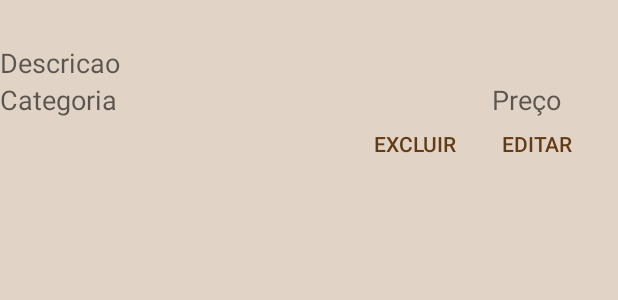
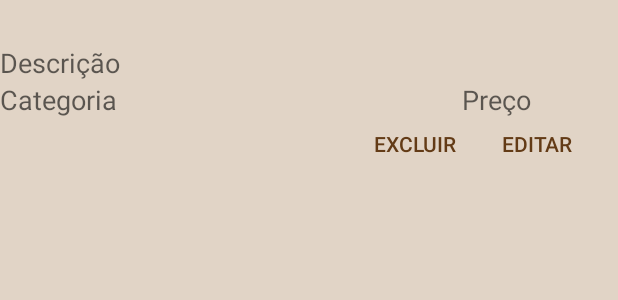
Before and after one commit to eusouakau/bakery-app, an Android app: the layout activity_manager_row.xml on its own in the app's theme, with its tools: preview values and no code run, on a phone screen of 412 x 824 dp. Shown: the top 300 px of the screen. Run offline under Robolectric (Android 15) with nearby library versions, the phone set to English and light mode, and no system bars.

Commit message:
ajusta preço que estava saindo pra fora e remove textos hardcoded

```diff
--- a/app/src/main/res/layout/activity_manager_row.xml
+++ b/app/src/main/res/layout/activity_manager_row.xml
@@ -3,8 +3,6 @@
     android:orientation="vertical"
     android:layout_width="fill_parent"
     android:layout_height="fill_parent"
-    xmlns:app="http://schemas.android.com/apk/res-auto"
-    xmlns:tools="http://schemas.android.com/tools"
     android:background="@color/bege_claro">
 
     <androidx.appcompat.widget.AppCompatTextView
@@ -18,7 +16,7 @@
         android:layout_width="wrap_content"
         android:layout_height="wrap_content"
         android:textAppearance="?android:attr/textAppearanceMedium"
-        android:text="Descricao"
+        android:text="@string/descricao"
         android:id="@+id/textViewDescricao" />
 
     <androidx.appcompat.widget.LinearLayoutCompat
@@ -29,14 +27,14 @@
             android:layout_width="wrap_content"
             android:layout_height="wrap_content"
             android:textAppearance="?android:attr/textAppearanceMedium"
-            android:text="Categoria"
+            android:text="@string/categoria"
             android:id="@+id/textViewCategoria" />
         <androidx.appcompat.widget.AppCompatTextView
             android:layout_width="match_parent"
             android:layout_height="match_parent"
-            android:layout_marginLeft="250dp"
+            android:layout_marginLeft="230dp"
             android:textAppearance="?android:attr/textAppearanceMedium"
-            android:text="Preço"
+            android:text="@string/preco"
             android:id="@+id/textViewPreco" />
     </androidx.appcompat.widget.LinearLayoutCompat>
     <RelativeLayout
```
Also changed, not shown: app/src/main/res/layout/activity_row.xml (+4 -6 lines).
